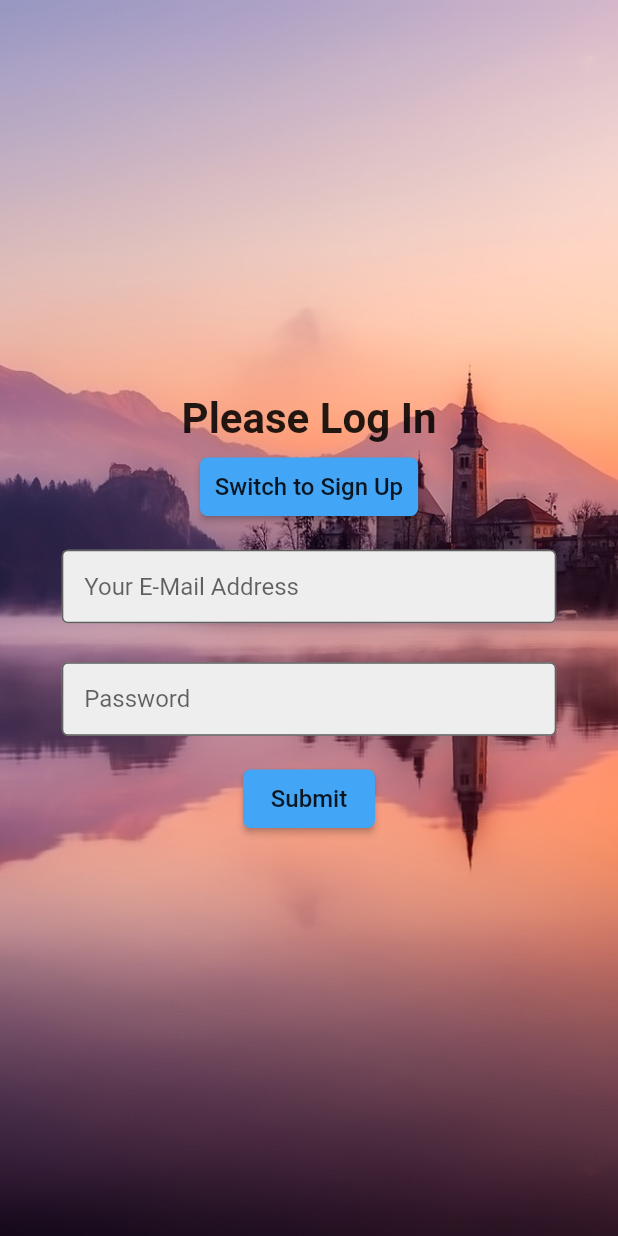
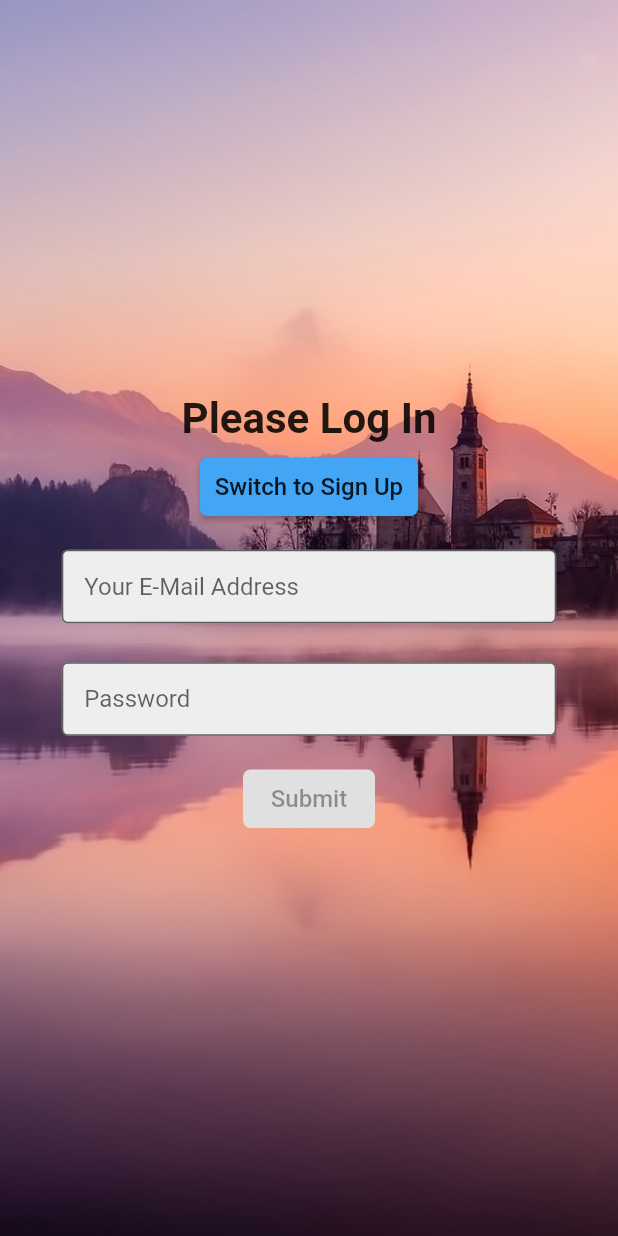
Before and after one commit to forecoder/places-sharing-app, a Flutter app: the screen it shows after launch, on a phone screen of 412 x 824 dp. Run offline on Flutter 3.47's test engine with Material 2 defaults, Android fonts, the light colour scheme and no system bars; our stand-ins replace flutter_redux, geolocator, google_maps_flutter, image_picker, redux, redux_thunk and 1 more.

Commit message:
Improved UI

```diff
--- a/myapp_flutter/lib/main.dart
+++ b/myapp_flutter/lib/main.dart
@@ -36,13 +36,23 @@ class MyApp extends StatelessWidget {
                 headline: TextStyle(fontSize: 28, fontWeight: FontWeight.bold)),
             buttonTheme: ButtonThemeData(
                 buttonColor: Colors.blue[400],
-                disabledColor: Colors.grey[200],
+                disabledColor: Colors.grey[300],
                 padding: EdgeInsets.all(10),
                 shape: RoundedRectangleBorder(
                     borderRadius: BorderRadius.all(Radius.circular(5)))),
             inputDecorationTheme: InputDecorationTheme(
               contentPadding: EdgeInsets.all(15),
-              border: OutlineInputBorder(borderSide: BorderSide(width: 1)),
+              border: OutlineInputBorder(
+                borderSide: BorderSide(
+                  width: 1,
+                ),
+              ),
+              focusedBorder: OutlineInputBorder(
+                borderSide: BorderSide(
+                  width: 2,
+                  color: Colors.blue,
+                ),
+              ),
               filled: true,
               fillColor: Colors.grey[200],
             )),
--- a/myapp_flutter/lib/models/auth_info.dart
+++ b/myapp_flutter/lib/models/item_info.dart
@@ -1,13 +1,11 @@
-class AuthInfo {
+class ItemInfo {
   String value;
   bool valid;
   bool touched;
-  Function validator;
 
-  AuthInfo({
+  ItemInfo({
     this.value = "",
     this.valid = false,
     this.touched = false,
-    this.validator,
   });
 }
--- a/myapp_flutter/lib/models/models.dart
+++ b/myapp_flutter/lib/models/models.dart
@@ -1,4 +1,4 @@
 export './app_state.dart';
 export './place.dart';
 export './auth.dart';
-export './auth_info.dart';
+export './item_info.dart';
--- a/myapp_flutter/lib/pages/auth/auth_page.dart
+++ b/myapp_flutter/lib/pages/auth/auth_page.dart
@@ -1,7 +1,8 @@
 import 'package:flutter/material.dart';
 import '../../widgets/ui/primary_button.dart';
 import '../../widgets/ui/default_input.dart';
-import '../../models/auth_info.dart';
+import '../../models/models.dart';
+import '../../utils/validators.dart';
 
 class AuthPage extends StatefulWidget {
   final bool isLoading;
@@ -21,9 +22,9 @@ class AuthPage extends StatefulWidget {
 class _AuthPageState extends State<AuthPage> {
   String _authMode;
 
-  AuthInfo _email;
-  AuthInfo _password;
-  AuthInfo _confirmPassword;
+  ItemInfo _email;
+  ItemInfo _password;
+  ItemInfo _confirmPassword;
 
   @override
   void initState() {
@@ -34,9 +35,9 @@ class _AuthPageState extends State<AuthPage> {
     }
 
     _authMode = "login";
-    _email = AuthInfo();
-    _password = AuthInfo();
-    _confirmPassword = AuthInfo();
+    _email = ItemInfo();
+    _password = ItemInfo();
+    _confirmPassword = ItemInfo();
   }
 
   void switchAuthModeHandler() {
@@ -46,7 +47,7 @@ class _AuthPageState extends State<AuthPage> {
   }
 
   void updateInfoHandler(String key, String val) {
-    AuthInfo target;
+    ItemInfo target;
     if (key == "email") {
       target = _email;
     } else if (key == "password") {
@@ -58,8 +59,16 @@ class _AuthPageState extends State<AuthPage> {
     }
     setState(() {
       target.value = val;
-      target.valid = true;
       target.touched = true;
+      if (key == "email") {
+        target.valid = isEmailValidator(val);
+      } else if (key == "password") {
+        target.valid = minLenValidator(val, 6);
+      } else if (key == "confirmPassword") {
+        target.valid = equalToValidator(val, _password.value);
+      } else {
+        return;
+      }
     });
   }
 
@@ -68,9 +77,14 @@ class _AuthPageState extends State<AuthPage> {
     Widget confirmPasswordInput = Container();
     Widget submmitButton = PrimaryButton(
       text: "Submit",
-      onPressed: () {
-        widget.onTryAuth(_email.value, _password.value, _authMode, context);
-      },
+      onPressed: !_email.valid ||
+              !_password.valid ||
+              (_authMode == "signup" && !_confirmPassword.valid)
+          ? null
+          : () {
+              widget.onTryAuth(
+                  _email.value, _password.value, _authMode, context);
+            },
     );
 
     if (_authMode == "signup") {
@@ -78,6 +92,8 @@ class _AuthPageState extends State<AuthPage> {
         decoration: InputDecoration(
           hintText: "Confirm Password",
         ),
+        valid: _confirmPassword.valid,
+        touched: _confirmPassword.touched,
         obscureText: true,
         keyboardType: TextInputType.text,
         onChanged: (String val) => updateInfoHandler("confirmPassword", val),
@@ -109,6 +125,8 @@ class _AuthPageState extends State<AuthPage> {
                     decoration: InputDecoration(
                       hintText: "Your E-Mail Address",
                     ),
+                    valid: _email.valid,
+                    touched: _email.touched,
                     keyboardType: TextInputType.emailAddress,
                     onChanged: (String val) => updateInfoHandler("email", val),
                   ),
@@ -116,6 +134,8 @@ class _AuthPageState extends State<AuthPage> {
                     decoration: InputDecoration(
                       hintText: "Password",
                     ),
+                    valid: _password.valid,
+                    touched: _password.touched,
                     obscureText: true,
                     keyboardType: TextInputType.text,
                     onChanged: (String val) =>
--- a/myapp_flutter/lib/widgets/ui/default_input.dart
+++ b/myapp_flutter/lib/widgets/ui/default_input.dart
@@ -25,7 +25,17 @@ class DefaultInput extends StatelessWidget {
       margin: EdgeInsets.only(top: 8, bottom: 8),
       padding: EdgeInsets.only(top: 5, bottom: 5),
       child: TextField(
-        decoration: decoration,
+        decoration: valid || !touched
+            ? decoration
+            : decoration.copyWith(
+                fillColor: Colors.red[100],
+                focusedBorder: OutlineInputBorder(
+                  borderSide: BorderSide(
+                    width: 2,
+                    color: Colors.red,
+                  ),
+                ),
+              ),
         keyboardType: keyboardType,
         obscureText: obscureText,
         onChanged: onChanged,
--- a/myapp_flutter/pubspec.yaml
+++ b/myapp_flutter/pubspec.yaml
@@ -21,7 +21,10 @@ dependencies:
   http: ^0.12.0+1
   firebase_core: ^0.3.0
   image_picker: ^0.4.12+1
-  google_maps_flutter: ^0.2.0
+  google_maps_flutter: ^0.2.0+3
+  geolocator: ^2.1.1
+  permission_handler: "2.1.2"
+  google_api_availability: "1.0.4"
 
   # The following adds the Cupertino Icons font to your application.
   # Use with the CupertinoIcons class for iOS style icons.
```
Also changed, not shown: myapp_flutter/lib/pages/share_place/share_place_page.dart (+78 -9 lines), myapp_flutter/lib/utils/validators.dart (+19 -0 lines), 2 other files.
